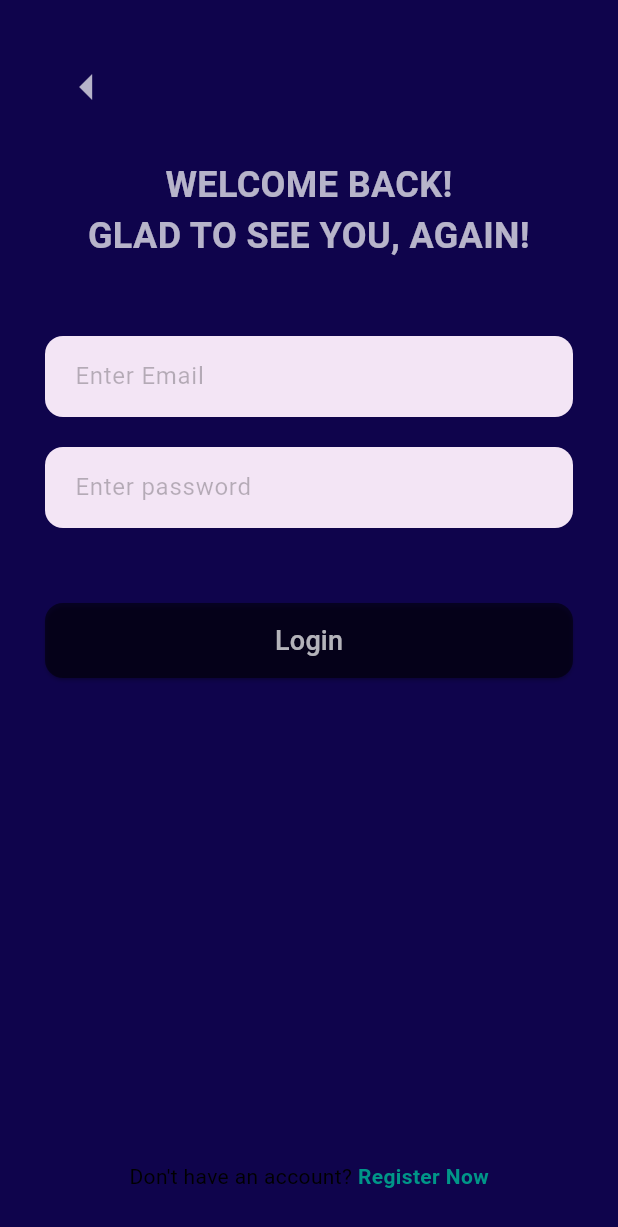
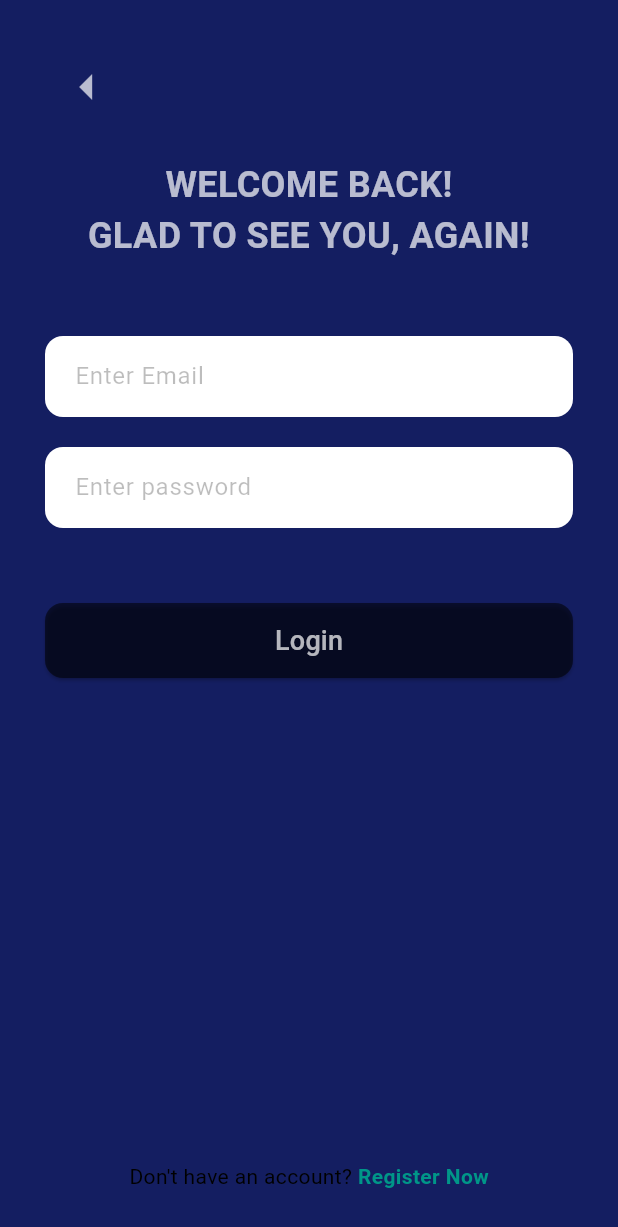
Before and after one commit to DeliMaliBagibala/SUEvent, a Flutter app: the screen it shows after launch, after a tap on "Login", on a phone screen of 412 x 824 dp. Shown: the top 1227 px of the screen. Run offline on Flutter 3.47's test engine with Material 3 defaults, Android fonts, the phone set to English and light mode, and no system bars; our stand-ins replace cloud_firestore, firebase_auth, firebase_core, image_picker, shared_preferences; accounts and stored records are empty.

Commit message:
some minor ui color updates

```diff
--- a/lib/starting_page.dart
+++ b/lib/starting_page.dart
@@ -41,7 +41,7 @@ String? LoginRegisterValidation(value, hint, isPassword){
 Widget _buildTextField(String hint, TextEditingController controller, {bool isPassword = false}) {
   return Container(
     decoration: BoxDecoration(
-      color: Color(0xFFF3E5F5),
+      color: Colors.white,
       borderRadius: BorderRadius.circular(12),
     ),
     child: TextFormField(
@@ -73,7 +73,7 @@ class StartingPage extends StatelessWidget {
     }
 
     return Scaffold(
-      backgroundColor: AppColors.backgroundHeader,
+      backgroundColor: AppColors.backgroundDark,
       body: Center(
         child: Padding(
           padding: EdgeInsets.symmetric(horizontal: 40.0),
@@ -214,7 +214,7 @@ class _LoginPageState extends State<LoginPage> {
     final isLoading = Provider.of<AppAuthProvider>(context).isLoading;
 
     return Scaffold(
-      backgroundColor: AppColors.backgroundHeader,
+      backgroundColor: AppColors.backgroundDark,
       body: SafeArea(
         child: Padding(
           padding: EdgeInsets.all(30.0),
@@ -360,7 +360,7 @@ class _RegisterPageState extends State<RegisterPage> {
     final isLoading = Provider.of<AppAuthProvider>(context).isLoading;
 
     return Scaffold(
-      backgroundColor: AppColors.backgroundHeader,
+      backgroundColor: AppColors.backgroundDark,
       body: SafeArea(
         child: Padding(
           padding: EdgeInsets.all(30.0),
```
